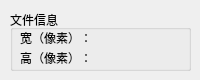
Above: ui_imageinfo.ui from pigundermoon/industry before the change. Below: the same form after it.
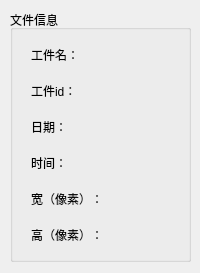
That is the form after the change.

What changed in the file:
```diff
--- a/ui_imageinfo.ui
+++ b/ui_imageinfo.ui
@@ -7,7 +7,7 @@
     <x>0</x>
     <y>0</y>
     <width>200</width>
-    <height>80</height>
+    <height>273</height>
    </rect>
   </property>
   <property name="windowTitle">
@@ -19,64 +19,213 @@
      <x>10</x>
      <y>10</y>
      <width>181</width>
-     <height>61</height>
+     <height>252</height>
     </rect>
    </property>
    <property name="title">
     <string>文件信息</string>
    </property>
-   <widget class="QLabel" name="label_2">
-    <property name="geometry">
-     <rect>
-      <x>10</x>
-      <y>40</y>
-      <width>71</width>
-      <height>16</height>
-     </rect>
-    </property>
-    <property name="text">
-     <string>高（像素）：</string>
-    </property>
-   </widget>
-   <widget class="QLabel" name="height">
-    <property name="geometry">
-     <rect>
-      <x>80</x>
-      <y>40</y>
-      <width>54</width>
-      <height>12</height>
-     </rect>
-    </property>
-    <property name="text">
-     <string/>
-    </property>
-   </widget>
-   <widget class="QLabel" name="width">
-    <property name="geometry">
-     <rect>
-      <x>80</x>
-      <y>20</y>
-      <width>54</width>
-      <height>12</height>
-     </rect>
-    </property>
-    <property name="text">
-     <string/>
-    </property>
-   </widget>
-   <widget class="QLabel" name="label">
-    <property name="geometry">
-     <rect>
-      <x>10</x>
-      <y>20</y>
-      <width>71</width>
-      <height>16</height>
-     </rect>
-    </property>
-    <property name="text">
-     <string>宽（像素）：</string>
-    </property>
-   </widget>
+   <layout class="QVBoxLayout" name="verticalLayout">
+    <item>
+     <widget class="QWidget" name="widget_3" native="true">
+      <layout class="QHBoxLayout" name="horizontalLayout_3">
+       <item>
+        <widget class="QLabel" name="label_3">
+         <property name="sizePolicy">
+          <sizepolicy hsizetype="Maximum" vsizetype="Preferred">
+           <horstretch>0</horstretch>
+           <verstretch>0</verstretch>
+          </sizepolicy>
+         </property>
+         <property name="maximumSize">
+          <size>
+           <width>70</width>
+           <height>16777215</height>
+          </size>
+         </property>
+         <property name="text">
+          <string>工件名：</string>
+         </property>
+        </widget>
+       </item>
+       <item>
+        <widget class="QLabel" name="name">
+         <property name="text">
+          <string/>
+         </property>
+        </widget>
+       </item>
+      </layout>
+     </widget>
+    </item>
+    <item>
+     <widget class="QWidget" name="widget_4" native="true">
+      <layout class="QHBoxLayout" name="horizontalLayout_4">
+       <item>
+        <widget class="QLabel" name="label_4">
+         <property name="sizePolicy">
+          <sizepolicy hsizetype="Maximum" vsizetype="Preferred">
+           <horstretch>0</horstretch>
+           <verstretch>0</verstretch>
+          </sizepolicy>
+         </property>
+         <property name="maximumSize">
+          <size>
+           <width>70</width>
+           <height>16777215</height>
+          </size>
+         </property>
+         <property name="text">
+          <string>工件id：</string>
+         </property>
+        </widget>
+       </item>
+       <item>
+        <widget class="QLabel" name="id">
+         <property name="text">
+          <string/>
+         </property>
+        </widget>
+       </item>
+      </layout>
+     </widget>
+    </item>
+    <item>
+     <widget class="QWidget" name="widget_5" native="true">
+      <layout class="QHBoxLayout" name="horizontalLayout_5">
+       <item>
+        <widget class="QLabel" name="label_5">
+         <property name="sizePolicy">
+          <sizepolicy hsizetype="Maximum" vsizetype="Preferred">
+           <horstretch>0</horstretch>
+           <verstretch>0</verstretch>
+          </sizepolicy>
+         </property>
+         <property name="maximumSize">
+          <size>
+           <width>70</width>
+           <height>16777215</height>
+          </size>
+         </property>
+         <property name="text">
+          <string>日期：</string>
+         </property>
+        </widget>
+       </item>
+       <item>
+        <widget class="QLabel" name="date">
+         <property name="text">
+          <string/>
+         </property>
+        </widget>
+       </item>
+      </layout>
+     </widget>
+    </item>
+    <item>
+     <widget class="QWidget" name="widget_6" native="true">
+      <layout class="QHBoxLayout" name="horizontalLayout_6">
+       <item>
+        <widget class="QLabel" name="label_6">
+         <property name="sizePolicy">
+          <sizepolicy hsizetype="Maximum" vsizetype="Preferred">
+           <horstretch>0</horstretch>
+           <verstretch>0</verstretch>
+          </sizepolicy>
+         </property>
+         <property name="maximumSize">
+          <size>
+           <width>70</width>
+           <height>16777215</height>
+          </size>
+         </property>
+         <property name="text">
+          <string>时间：</string>
+         </property>
+        </widget>
+       </item>
+       <item>
+        <widget class="QLabel" name="time">
+         <property name="text">
+          <string/>
+         </property>
+        </widget>
+       </item>
+      </layout>
+     </widget>
+    </item>
+    <item>
+     <widget class="QWidget" name="widget" native="true">
+      <layout class="QHBoxLayout" name="horizontalLayout">
+       <item>
+        <widget class="QLabel" name="label">
+         <property name="sizePolicy">
+          <sizepolicy hsizetype="Maximum" vsizetype="Preferred">
+           <horstretch>0</horstretch>
+           <verstretch>0</verstretch>
+          </sizepolicy>
+         </property>
+         <property name="maximumSize">
+          <size>
+           <width>70</width>
+           <height>16777215</height>
+          </size>
+         </property>
+         <property name="text">
+          <string>宽（像素）：</string>
+         </property>
+        </widget>
+       </item>
+       <item>
+        <widget class="QLabel" name="width">
+         <property name="text">
+          <string/>
+         </property>
+        </widget>
+       </item>
+      </layout>
+     </widget>
+    </item>
+    <item>
+     <widget class="QWidget" name="widget_2" native="true">
+      <layout class="QHBoxLayout" name="horizontalLayout_2">
+       <item>
+        <widget class="QLabel" name="label_2">
+         <property name="sizePolicy">
+          <sizepolicy hsizetype="Maximum" vsizetype="Preferred">
+           <horstretch>0</horstretch>
+           <verstretch>0</verstretch>
+          </sizepolicy>
+         </property>
+         <property name="maximumSize">
+          <size>
+           <width>70</width>
+           <height>16777215</height>
+          </size>
+         </property>
+         <property name="text">
+          <string>高（像素）：</string>
+         </property>
+        </widget>
+       </item>
+       <item>
+        <widget class="QLabel" name="height">
+         <property name="text">
+          <string/>
+         </property>
+        </widget>
+       </item>
+      </layout>
+     </widget>
+    </item>
+   </layout>
+   <zorder>widget</zorder>
+   <zorder>widget_2</zorder>
+   <zorder>widget_3</zorder>
+   <zorder>widget_4</zorder>
+   <zorder>width</zorder>
+   <zorder>widget_5</zorder>
+   <zorder>widget_6</zorder>
   </widget>
  </widget>
  <resources/>
```
